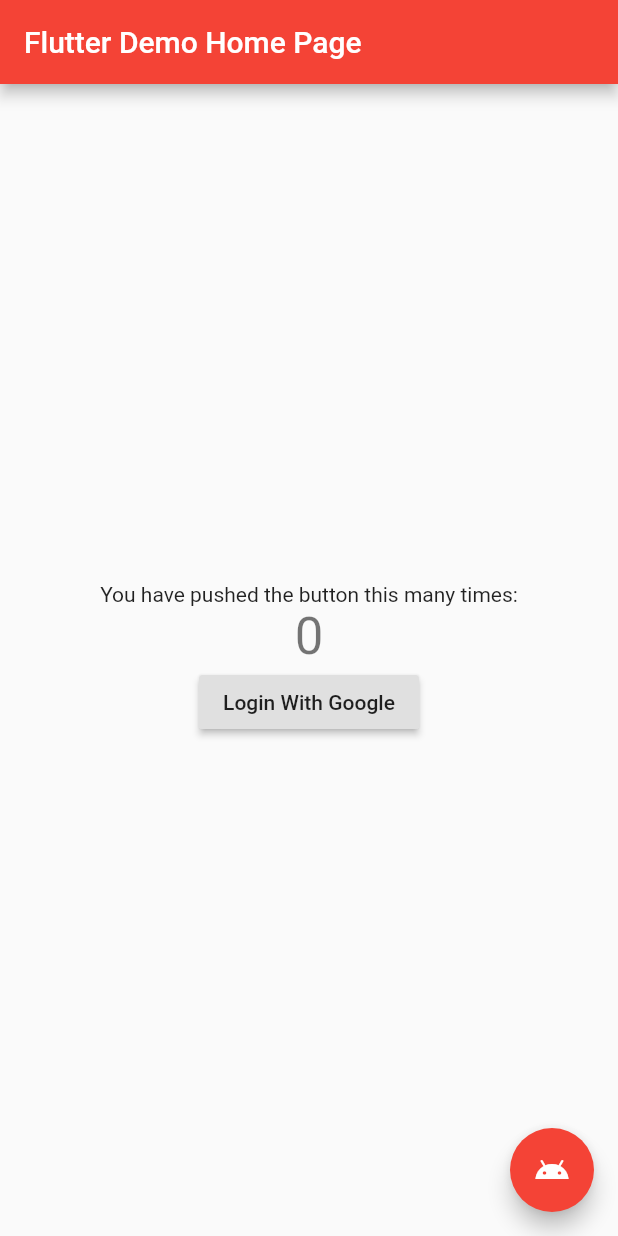
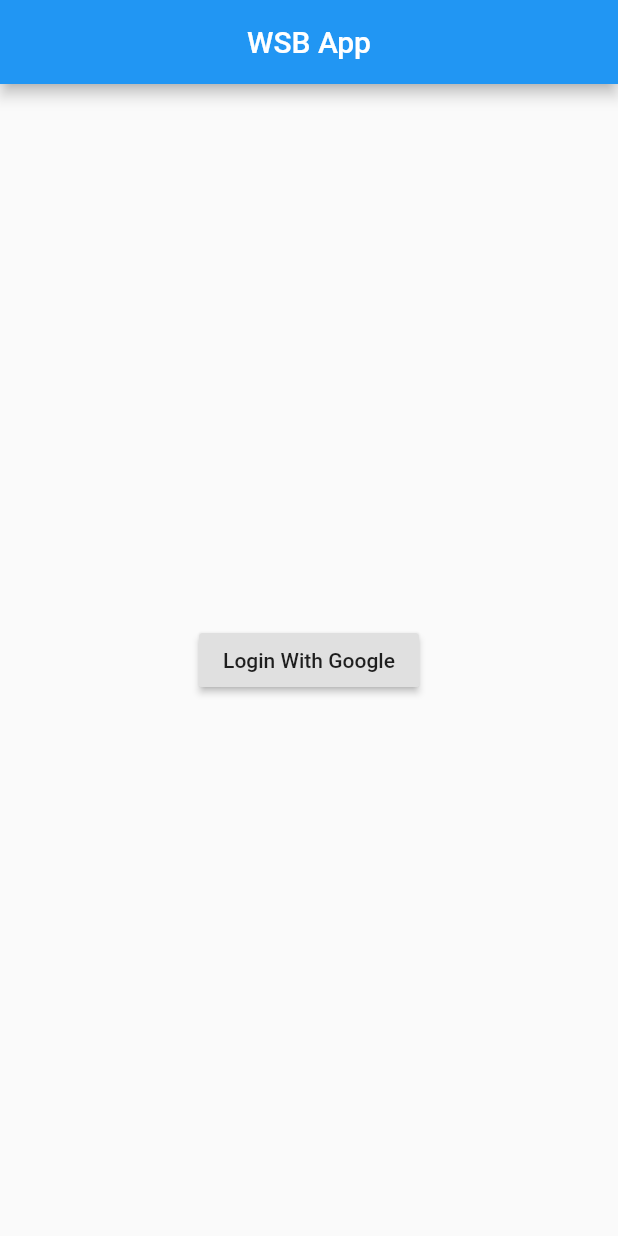
Before and after one commit to jakubcichacki/flutter-web-technologies-wsb, a Flutter app: the screen it shows after launch, on a phone screen of 412 x 824 dp. Run offline on Flutter 3.47's test engine with Material 2 defaults, Android fonts, the phone set to English and light mode, and no system bars; our stand-ins replace cloud_firestore, firebase_auth, google_sign_in; accounts and stored records are empty.

Commit message:
Change for chat app

```diff
--- a/lib/main.dart
+++ b/lib/main.dart
@@ -1,4 +1,4 @@
-//import 'package:cloud_firestore/cloud_firestore.dart';
+import 'package:cloud_firestore/cloud_firestore.dart';
 import 'package:firebase_auth/firebase_auth.dart';
 import 'package:flutter/material.dart';
 import 'package:google_sign_in/google_sign_in.dart';
@@ -13,9 +13,9 @@
     return MaterialApp(
       title: 'Flutter Demo',
       theme: ThemeData(
-        primarySwatch: Colors.red,
+        primarySwatch: Colors.blue,
       ),
-      home: MyHomePage(title: 'Flutter Demo Home Page'),
+      home: MyHomePage(title: 'WSB App'),
     );
   }
 }
@@ -29,18 +29,15 @@
 }
 
 class _MyHomePageState extends State<MyHomePage> {
-  int _counter = 0;
+  List<String> chatMessages = [];
+  bool _smallDevice = false;
+
   FirebaseUser _user;
 
   final GoogleSignIn _googleSignIn = GoogleSignIn();
   final FirebaseAuth _auth = FirebaseAuth.instance;
- //final databaseReference = Firestore.instance;
-
-  void _incrementCounter() {
-    setState(() {
-      _counter++;
-    });
-  }
+  final databaseReference = Firestore.instance;
+  var _textController = TextEditingController(text: "Write here");
 
   void _loginWithGoogle() async {
     final GoogleSignInAccount googleUser = await _googleSignIn.signIn();
@@ -56,32 +53,42 @@
         (await _auth.signInWithCredential(credential)).user;
     print("signed in " + user.displayName);
 
-   // var d = await databaseReference.collection("users");
-    // print(d);
+    databaseReference.collection('chat').limit(50).snapshots().listen((event) {
+      print("GOT RESPONSE FROM DATABASE ${event.runtimeType}");
+
+      event.documents.reversed.forEach((element) {
+        chatMessages.add("${element['message']} from ${element['user']}");
+      });
+      setState(() {
+        chatMessages = chatMessages.toSet().toList(); //. LOL
+      });
+    });
 
     setState(() {
       _user = user;
-      _counter = 1000;
     });
   }
 
   @override
   Widget build(BuildContext context) {
+    var deviceData = MediaQuery.of(context);
+    print("SIZE ${deviceData.size}");
+    if (deviceData.size.width < 600) {
+      _smallDevice = true;
+    } else {
+      _smallDevice = false;
+    }
+
+    if (chatMessages.isEmpty) {
       return Scaffold(
         appBar: AppBar(
+          centerTitle: true,
           title: Text(widget.title),
         ),
         body: Center(
           child: Column(
             mainAxisAlignment: MainAxisAlignment.center,
             children: <Widget>[
-            Text(
-              'You have pushed the button this many times:',
-            ),
-            Text(
-              '$_counter',
-              style: Theme.of(context).textTheme.headline4,
-            ),
               RaisedButton(
                 child: _buildUserWidget(_user),
                 onPressed: () {
@@ -91,12 +98,51 @@
             ],
           ),
         ),
-      floatingActionButton: FloatingActionButton(
-        onPressed: _incrementCounter,
-        tooltip: 'Increment',
-        child: Icon(Icons.android),
-      ), // This trailing comma makes auto-formatting nicer for build methods.
       );
+    } else {
+      return Scaffold(
+        appBar: AppBar(
+          backgroundColor: _user == null ? Colors.red : Colors.blueGrey,
+          actions: _isLoggedIn(),
+          centerTitle: true,
+          title: Text(widget.title),
+        ),
+        body: Column(
+          children: [
+            Expanded(
+              child: ListView.builder(
+                  shrinkWrap: true,
+                  itemCount: chatMessages.length,
+                  itemBuilder: (BuildContext ctx, int index) {
+                    return ListTile(title: Text(chatMessages[index]));
+                  }),
+            ),
+            Align(
+                alignment: Alignment.bottomCenter,
+                child: DecoratedBox(
+                  decoration: BoxDecoration(
+                      border: Border.all(color: Colors.blue, width: 4.0)),
+                  child: TextField(
+                    focusNode: FocusNode(),
+                    cursorColor: Colors.lightGreen,
+                    textAlign: TextAlign.center,
+                    style: TextStyle(color: Colors.black, height: 5),
+                    onSubmitted: (text) {
+                      _sendMessageToFirebase(text);
+                      _textController.value = TextEditingValue(text: "");
+                    },
+                    controller: _textController,
+                  ),
+                )),
+            Container(
+              child: _smallDevice == true
+                  ? Text("Small Device")
+                  : Text("Large Device"),
+            )
+          ],
+        ),
+      );
+    }
   }
 
   Widget _buildUserWidget(FirebaseUser user) {
@@ -108,4 +154,26 @@
       );
     }
   }
+
+  List<Widget> _isLoggedIn() {
+    if (_user == null) {
+      return [Text("Guest")];
+    } else {
+      return [
+        Image.network("${_user.photoUrl}"),
+        Text(
+          _user.displayName,
+          style: TextStyle(color: Colors.white),
+        ),
+      ];
     }
+  }
+
+  void _sendMessageToFirebase(String text) async {
+    if (text != "Write here") {
+      DocumentReference ref = await databaseReference
+          .collection("chat")
+          .add({'message': text, 'user': _user.email});
+    }
+  }
+}
--- a/pubspec.yaml
+++ b/pubspec.yaml
@@ -30,7 +30,7 @@
   firebase_core: ^0.4.4+3
   firebase_auth: ^0.15.5+3
   google_sign_in: ^4.4.0
-#  cloud_firestore: ^0.13.4+2
+  cloud_firestore: ^0.13.4+2
 
 
 
```
Also changed, not shown: pubspec.lock, 1 other file. Lines whose indentation alone changed are shown as unchanged.
